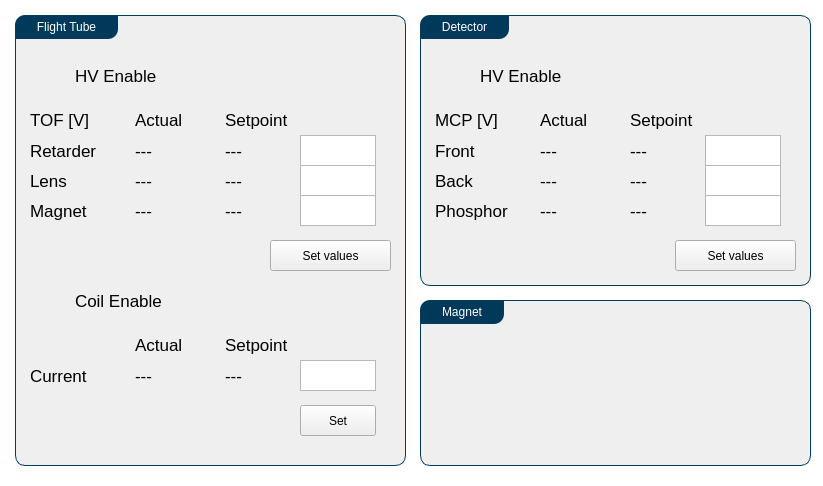
pnjun/UrsaPQ-Manager, file Utils/ursapqConsoleResources/spectrometer.ui: the form before one commit.
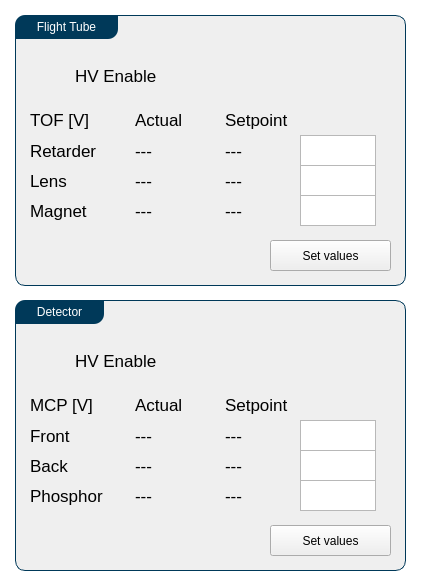
The form after the commit.

Commit message: Motion control and GUI restructuring

```diff
--- a/Utils/ursapqConsoleResources/spectrometer.ui
+++ b/Utils/ursapqConsoleResources/spectrometer.ui
@@ -6,8 +6,8 @@
    <rect>
     <x>0</x>
     <y>0</y>
-    <width>823</width>
-    <height>486</height>
+    <width>423</width>
+    <height>585</height>
    </rect>
   </property>
   <property name="windowTitle">
@@ -45,7 +45,7 @@
       <x>15</x>
       <y>15</y>
       <width>391</width>
-      <height>451</height>
+      <height>271</height>
      </rect>
     </property>
     <property name="title">
@@ -284,134 +284,12 @@
       <string>TOF [V]</string>
      </property>
     </widget>
-    <widget class="QWidget" name="widget_3" native="true">
-     <property name="geometry">
-      <rect>
-       <x>15</x>
-       <y>270</y>
-       <width>361</width>
-       <height>166</height>
-      </rect>
-     </property>
-     <widget class="QWidget" name="verticalLayoutWidget_7">
-      <property name="geometry">
-       <rect>
-        <x>0</x>
-        <y>0</y>
-        <width>46</width>
-        <height>31</height>
-       </rect>
-      </property>
-      <layout class="QVBoxLayout" name="coilEnableBox"/>
-     </widget>
-     <widget class="QLabel" name="label_17">
-      <property name="geometry">
-       <rect>
-        <x>45</x>
-        <y>0</y>
-        <width>166</width>
-        <height>31</height>
-       </rect>
-      </property>
-      <property name="text">
-       <string>Coil Enable</string>
-      </property>
-     </widget>
-     <widget class="QPlainTextEdit" name="coilCurrent_in">
-      <property name="geometry">
-       <rect>
-        <x>270</x>
-        <y>75</y>
-        <width>76</width>
-        <height>31</height>
-       </rect>
-      </property>
-     </widget>
-     <widget class="QLabel" name="label_19">
-      <property name="geometry">
-       <rect>
-        <x>195</x>
-        <y>45</y>
-        <width>76</width>
-        <height>30</height>
-       </rect>
-      </property>
-      <property name="text">
-       <string>Setpoint</string>
-      </property>
-     </widget>
-     <widget class="QLabel" name="coilCurrent_set">
-      <property name="geometry">
-       <rect>
-        <x>195</x>
-        <y>75</y>
-        <width>76</width>
-        <height>31</height>
-       </rect>
-      </property>
-      <property name="text">
-       <string>---</string>
-      </property>
-     </widget>
-     <widget class="QPushButton" name="coilSetButton">
-      <property name="geometry">
-       <rect>
-        <x>270</x>
-        <y>120</y>
-        <width>76</width>
-        <height>31</height>
-       </rect>
-      </property>
-      <property name="text">
-       <string>Set</string>
-      </property>
-     </widget>
-     <widget class="QLabel" name="label_18">
-      <property name="geometry">
-       <rect>
-        <x>105</x>
-        <y>45</y>
-        <width>76</width>
-        <height>30</height>
-       </rect>
-      </property>
-      <property name="text">
-       <string>Actual</string>
-      </property>
-     </widget>
-     <widget class="QLabel" name="coilCurrent">
-      <property name="geometry">
-       <rect>
-        <x>105</x>
-        <y>75</y>
-        <width>91</width>
-        <height>31</height>
-       </rect>
-      </property>
-      <property name="text">
-       <string>---</string>
-      </property>
-     </widget>
-     <widget class="QLabel" name="label_20">
-      <property name="geometry">
-       <rect>
-        <x>0</x>
-        <y>75</y>
-        <width>106</width>
-        <height>31</height>
-       </rect>
-      </property>
-      <property name="text">
-       <string>Current</string>
-      </property>
-     </widget>
-    </widget>
    </widget>
    <widget class="QGroupBox" name="groupBox">
     <property name="geometry">
      <rect>
-      <x>420</x>
-      <y>15</y>
+      <x>15</x>
+      <y>300</y>
       <width>391</width>
       <height>271</height>
      </rect>
@@ -653,19 +531,6 @@
      </property>
     </widget>
    </widget>
-   <widget class="QGroupBox" name="groupBox_2">
-    <property name="geometry">
-     <rect>
-      <x>420</x>
-      <y>300</y>
-      <width>391</width>
-      <height>166</height>
-     </rect>
-    </property>
-    <property name="title">
-     <string>Magnet</string>
-    </property>
-   </widget>
   </widget>
  </widget>
  <resources/>
```
The commit also changes 5 other files.
